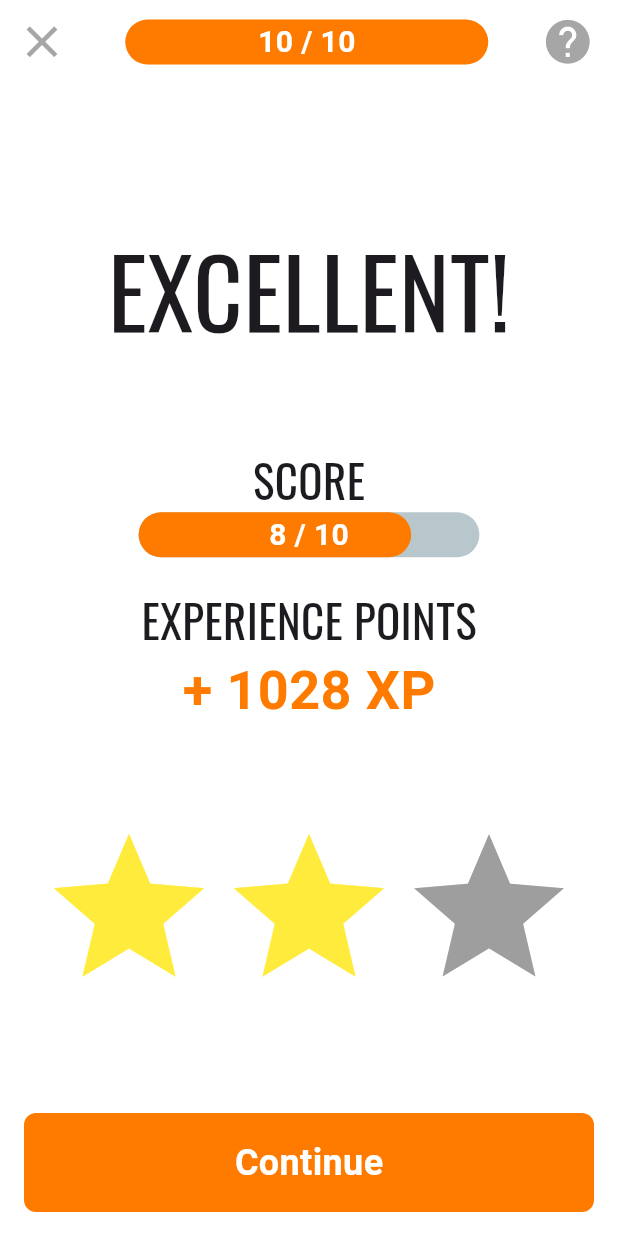
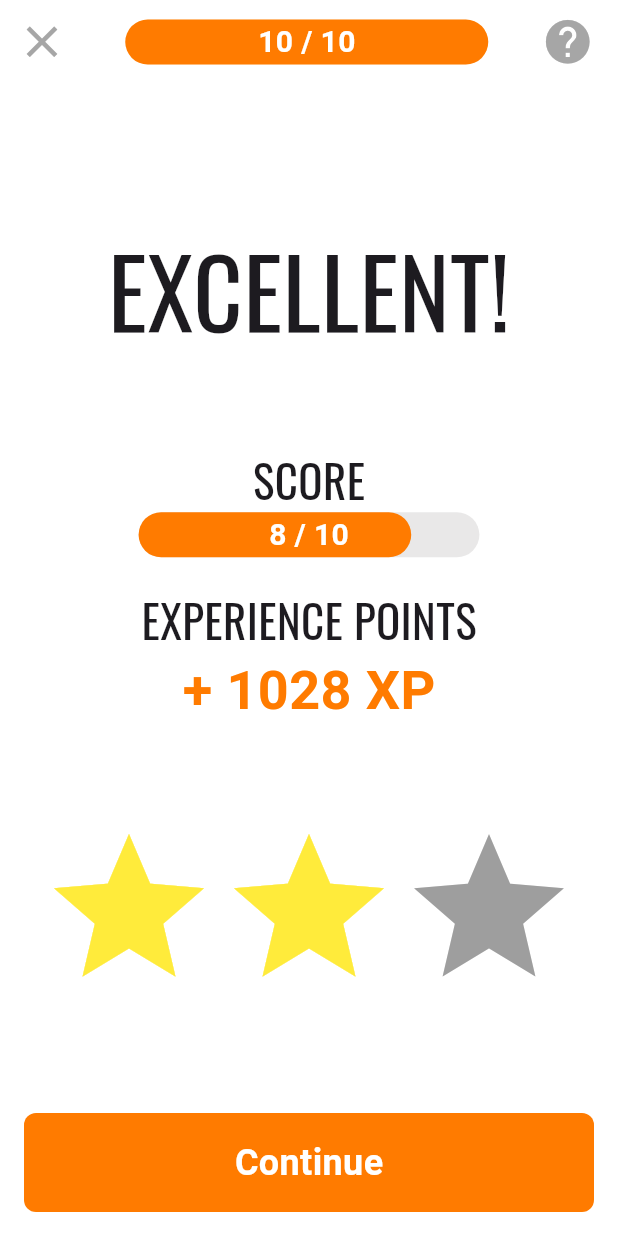
Before and after one commit to joaquingalang/diction-dash, a Flutter app: the screen it shows after launch, on a phone screen of 412 x 824 dp. Run offline on Flutter 3.47's test engine with Material 3 defaults, Android fonts, the phone set to English and light mode, and no system bars; drawn by our look-alikes of percent_indicator.

Commit message:
added score bar animation

```diff
--- a/lib/widgets/progress_bars/score_bar.dart
+++ b/lib/widgets/progress_bars/score_bar.dart
@@ -17,7 +17,10 @@ class ScoreBar extends StatelessWidget {
           width: MediaQuery.sizeOf(context).width * 0.6,
           lineHeight: 30,
           progressColor: kOrangeColor600,
+          backgroundColor: kGrayColor200,
           barRadius: Radius.circular(90),
+          animation: true,
+          animationDuration: 1000,
           percent: score / maxScore,
           center: Text(
             '$score / $maxScore',
```
